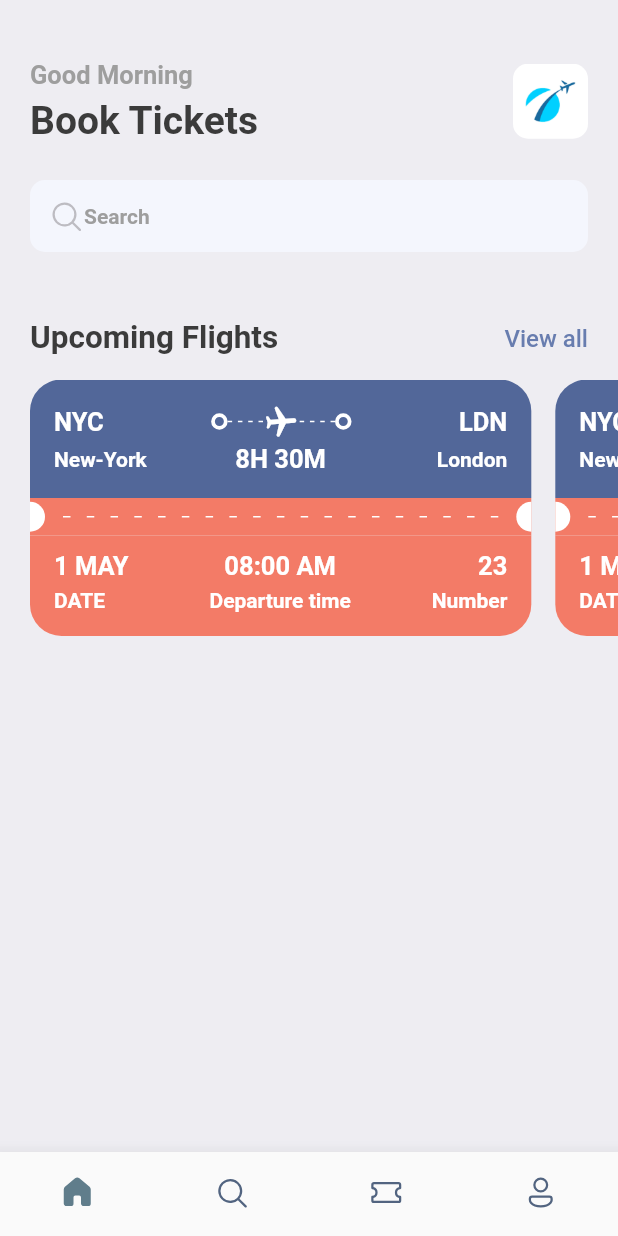
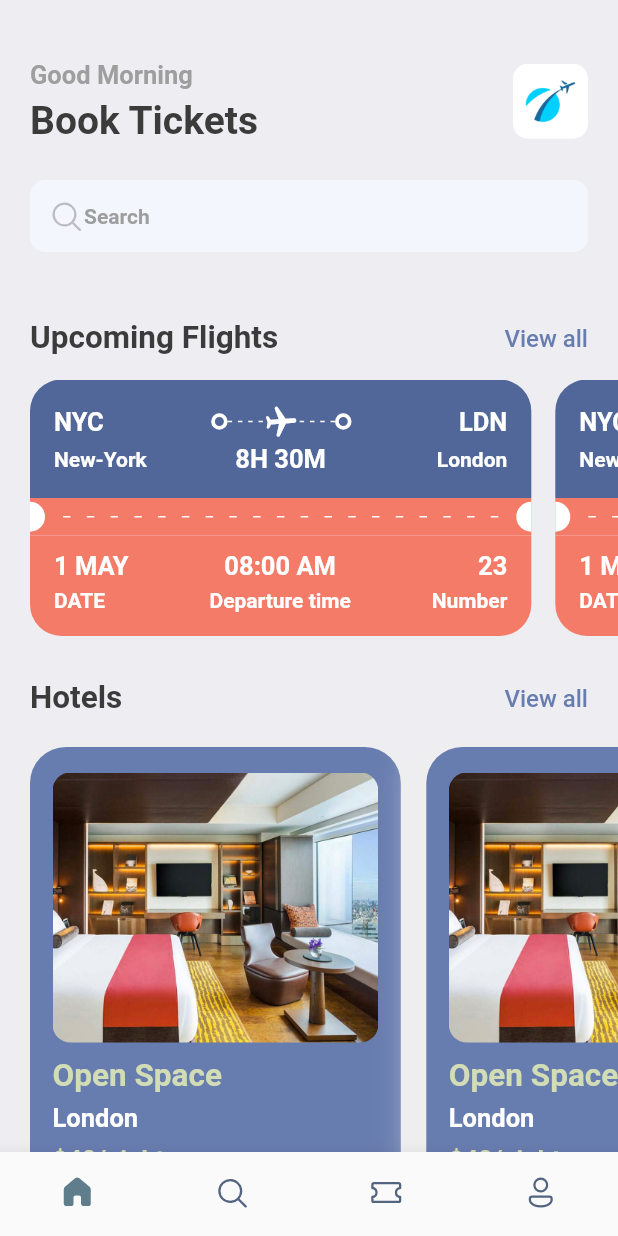
Before and after one commit to gnulitskaya/tickets-booking--app, a Flutter app: the screen it shows after launch, on a phone screen of 412 x 824 dp. Run offline on Flutter 3.47's test engine with Material 2 defaults, Android fonts, the phone set to English and light mode, and no system bars; our stand-ins replace fluentui_icons, gap.

Commit message:
add hotel screen

```diff
--- a/lib/screens/home_screen.dart
+++ b/lib/screens/home_screen.dart
@@ -1,3 +1,4 @@
+import 'package:booktickets/screens/hotel_screen.dart';
 import 'package:booktickets/screens/ticket_view.dart';
 import 'package:fluentui_icons/fluentui_icons.dart';
 import 'package:flutter/cupertino.dart';
@@ -99,7 +100,37 @@ class HomeScreen extends StatelessWidget {
                 TicketView(),
               ],
             ),
-          )
+          ),
+          Container(
+            padding: const EdgeInsets.symmetric(horizontal: 20),
+            child: Row(
+              mainAxisAlignment: MainAxisAlignment.spaceBetween,
+              children: [
+                Text(
+                  'Hotels',
+                  style: Styles.headLineStyle2,
+                ),
+                InkWell(
+                  onTap: () {
+                    print('dscc');
+                  },
+                  child: Text(
+                    'View all',
+                    style:
+                        Styles.textStyle.copyWith(color: Styles.primaryColor),
+                  ),
+                ),
+              ],
+            ),
+          ),
+          const Gap(15),
+          SingleChildScrollView(
+            scrollDirection: Axis.horizontal,
+            padding: const EdgeInsets.only(left: 20),
+            child: Row(
+              children: const [HotelScreen(), HotelScreen()],
+            ),
+          ),
         ],
       ),
     );
--- /dev/null
+++ b/lib/screens/hotel_screen.dart
@@ -0,0 +1,55 @@
+import 'package:booktickets/utils/app_layout.dart';
+import 'package:booktickets/utils/app_styles.dart';
+import 'package:flutter/cupertino.dart';
+import 'package:flutter/material.dart';
+import 'package:flutter/src/widgets/container.dart';
+import 'package:flutter/src/widgets/framework.dart';
+import 'package:gap/gap.dart';
+
+class HotelScreen extends StatelessWidget {
+  const HotelScreen({super.key});
+
+  @override
+  Widget build(BuildContext context) {
+    final size = AppLayout.getSize(context);
+    return Container(
+      width: size.width * 0.6,
+      height: 350,
+      padding: const EdgeInsets.symmetric(horizontal: 15, vertical: 17),
+      margin: const EdgeInsets.only(right: 17, top: 5),
+      decoration: BoxDecoration(
+        color: Styles.primaryColor,
+        borderRadius: BorderRadius.circular(24),
+        boxShadow: [
+          BoxShadow(
+              color: Colors.grey.shade200, blurRadius: 20, spreadRadius: 5),
+        ],
+      ),
+      child: Column(crossAxisAlignment: CrossAxisAlignment.start, children: [
+        Container(
+          height: 180,
+          decoration: BoxDecoration(
+              borderRadius: BorderRadius.circular(12),
+              image: DecorationImage(
+                  image: AssetImage('assets/images/one.png'),
+                  fit: BoxFit.cover)),
+        ),
+        const Gap(10),
+        Text(
+          'Open Space',
+          style: Styles.headLineStyle2.copyWith(color: Styles.kakiColor),
+        ),
+        const Gap(5),
+        Text(
+          'London',
+          style: Styles.headLineStyle3.copyWith(color: Colors.white),
+        ),
+        const Gap(8),
+        Text(
+          '\$40/night',
+          style: Styles.headLineStyle3.copyWith(color: Styles.kakiColor),
+        ),
+      ]),
+    );
+  }
+}
--- a/lib/utils/app_styles.dart
+++ b/lib/utils/app_styles.dart
@@ -9,6 +9,7 @@ class Styles {
   static Color textColor = const Color(0xFF3b3b3b);
   static Color bgColor = const Color(0xFFeeedf2);
   static Color orangeColor = const Color(0xFFF37B67);
+  static Color kakiColor = const Color(0xFFd2ddb6);
   static TextStyle textStyle =
       TextStyle(fontSize: 16, color: textColor, fontWeight: FontWeight.w500);
   static TextStyle headLineStyle1 =
```
